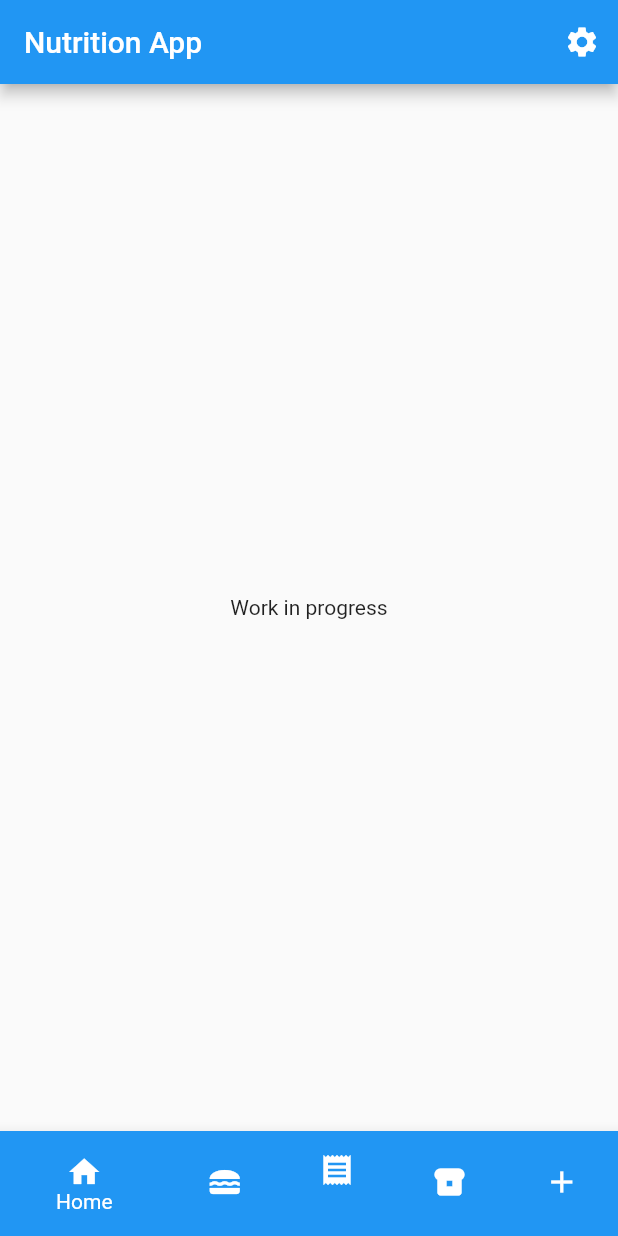
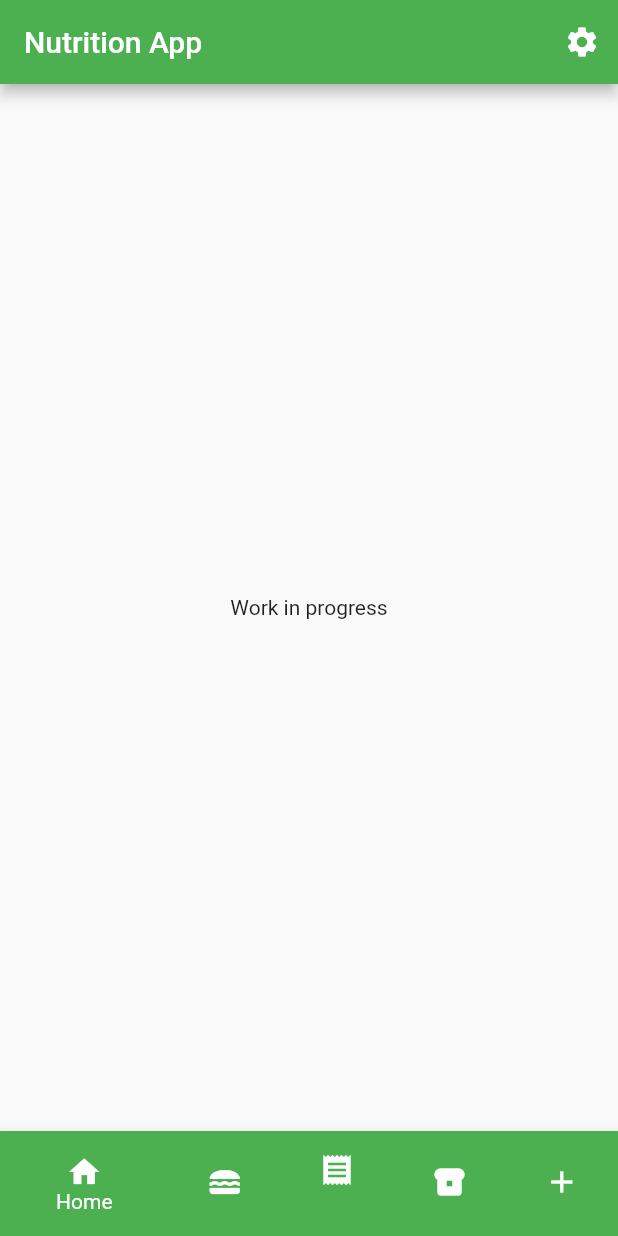
Before and after one commit to HassanYahfoufi/The-Nutrition-App, a Flutter app: the screen it shows after launch, on a phone screen of 412 x 824 dp. Run offline on Flutter 3.47's test engine with Material 2 defaults, Android fonts, the phone set to English and light mode, and no system bars.

Commit message:
changed color

```diff
--- a/nutrition_app/lib/custom_widgets.dart
+++ b/nutrition_app/lib/custom_widgets.dart
@@ -69,12 +69,12 @@ class bottomNavigationBar extends StatelessWidget {
             BottomNavigationBarItem(
             icon: Icon(Icons.home),
             label: 'Home',
-            backgroundColor: Colors.blue,
+            backgroundColor: Colors.green,
             ),
          BottomNavigationBarItem(
             icon: Icon(Icons.lunch_dining),
             label: 'Add New Food',
-            backgroundColor: Colors.yellow,
+            backgroundColor: Colors.green,
           ),
           BottomNavigationBarItem(
             icon: Icon(Icons.receipt),
@@ -84,12 +84,12 @@ class bottomNavigationBar extends StatelessWidget {
           BottomNavigationBarItem(
             icon: Icon(Icons.breakfast_dining),
             label: 'Add Consumed \n        Food',
-            backgroundColor: Colors.red,
+            backgroundColor: Colors.green,
           ),
           BottomNavigationBarItem(
             icon: Icon(Icons.add),
             label: 'Update Status',
-            backgroundColor: Colors.purple,
+            backgroundColor: Colors.green,
           ),
         ],
 
--- a/nutrition_app/lib/home_page.dart
+++ b/nutrition_app/lib/home_page.dart
@@ -20,7 +20,7 @@ class _HomePageState extends State<HomePage> {
     return Scaffold(
       appBar: AppBar(
        title: Text('Nutrition App',),
-       backgroundColor:Colors.blue,
+       backgroundColor:Colors.green,
        actions: <Widget>[
        IconButton(
        icon: Icon(Icons.settings),
--- a/nutrition_app/lib/main.dart
+++ b/nutrition_app/lib/main.dart
@@ -48,11 +48,12 @@ class MyApp extends StatelessWidget {
     return MaterialApp(
       title: 'Flutter Demo',
       theme: ThemeData(
-        primarySwatch: Colors.blue,
+        primarySwatch: Colors.green,
       ),
       home: const HomePage(),
       routes: {
         '/settingspage' : (context) => const SettingsPage(),
+        '/homepage' : (context) => const HomePage(),
       }
     );
   }
```
